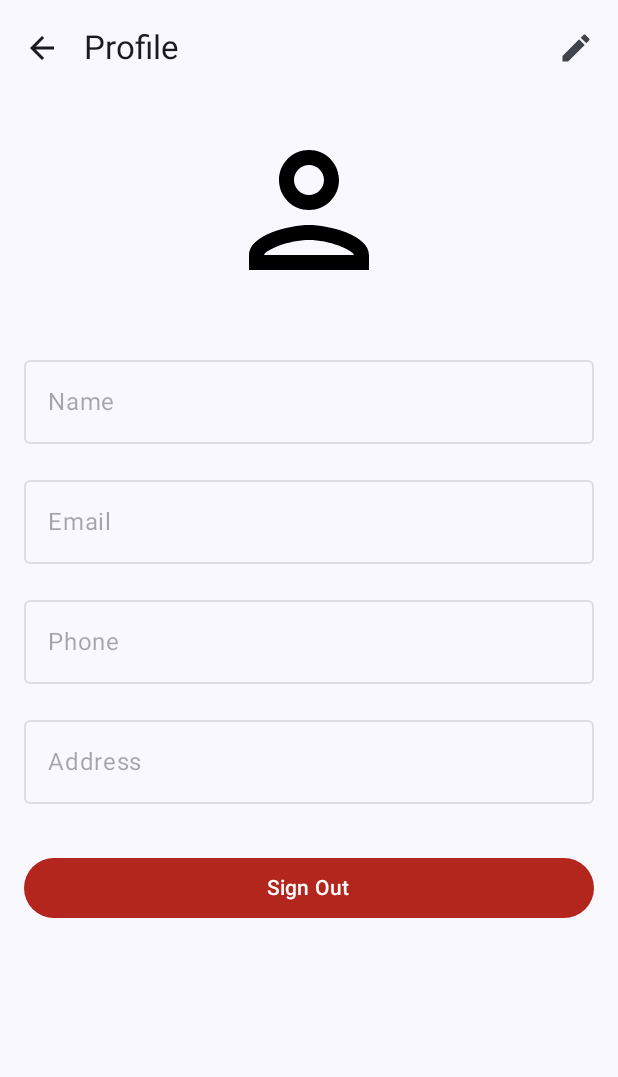
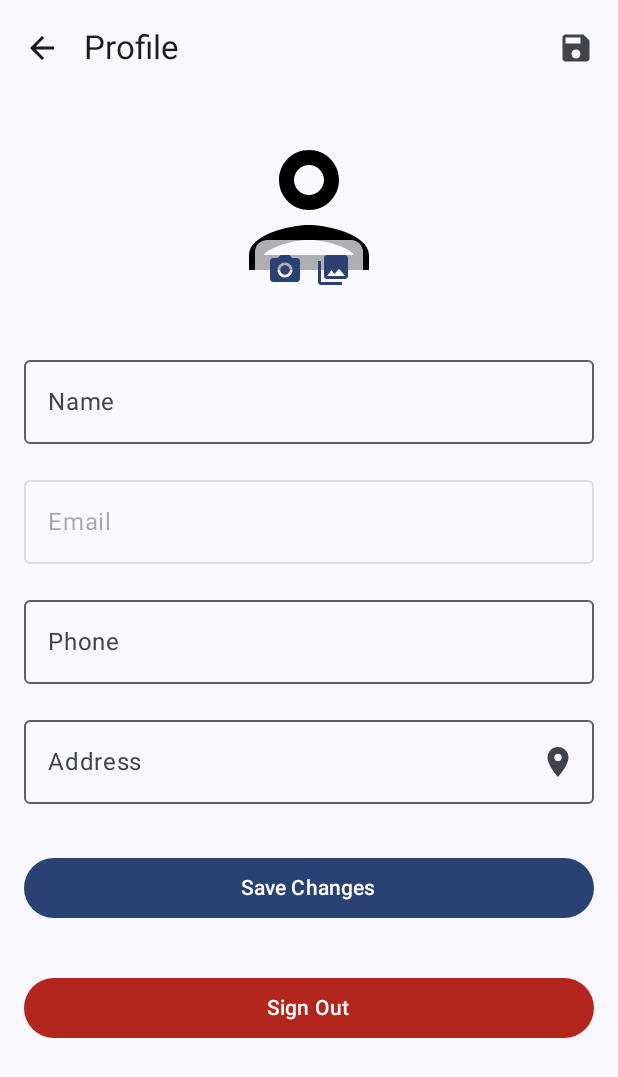
Before and after one commit to Prashanthreddy0123/S3253352, an Android app built with Jetpack Compose: the ProfileScreen screen opened through its navigation route, after a tap on "Edit", on a phone screen of 412 x 824 dp. Shown: the top 1077 px of the screen. Run offline under Robolectric (Android 15) with nearby library versions, the phone set to English and light mode, and no system bars; our stand-ins replace Dagger/Hilt's generated code, Firebase (no records; nobody signed in at launch, a user with empty details on screens opened directly), Room's generated code; network calls fail; pictures from the network do not load; 1 other tap on this screen came first.

Commit message:
commit 17

```diff
--- a/app/src/main/java/uk/ac/tees/mad/estore/di/AppModule.kt
+++ b/app/src/main/java/uk/ac/tees/mad/estore/di/AppModule.kt
@@ -40,8 +40,8 @@ object AppModule {
 
     @Provides
     @Singleton
-    fun provideAuthRepository(auth: FirebaseAuth): AuthRepository =
-        AuthRepositoryImpl(auth)
+    fun provideAuthRepository(auth: FirebaseAuth, firestore: FirebaseFirestore): AuthRepository =
+        AuthRepositoryImpl(auth, firestore)
 
     @Provides
     @Singleton
--- a/app/src/main/java/uk/ac/tees/mad/estore/ui/screens/profile/ProfileScreen.kt
+++ b/app/src/main/java/uk/ac/tees/mad/estore/ui/screens/profile/ProfileScreen.kt
@@ -1,6 +1,9 @@
 package uk.ac.tees.mad.estore.ui.screens.profile
 
+import android.Manifest
 import android.net.Uri
+import androidx.activity.compose.rememberLauncherForActivityResult
+import androidx.activity.result.contract.ActivityResultContracts
 import androidx.compose.foundation.Image
 import androidx.compose.foundation.background
 import androidx.compose.foundation.layout.Arrangement
@@ -19,9 +22,12 @@ import androidx.compose.foundation.verticalScroll
 import androidx.compose.material.icons.Icons
 import androidx.compose.material.icons.filled.ArrowBack
 import androidx.compose.material.icons.filled.Edit
+import androidx.compose.material.icons.filled.LocationOn
 import androidx.compose.material.icons.filled.PhotoCamera
 import androidx.compose.material.icons.filled.PhotoLibrary
+import androidx.compose.material.icons.filled.Save
 import androidx.compose.material.icons.outlined.Person
+import androidx.compose.material3.AlertDialog
 import androidx.compose.material3.Button
 import androidx.compose.material3.ButtonDefaults
 import androidx.compose.material3.CircularProgressIndicator
@@ -32,6 +38,7 @@ import androidx.compose.material3.MaterialTheme
 import androidx.compose.material3.OutlinedTextField
 import androidx.compose.material3.Scaffold
 import androidx.compose.material3.Text
+import androidx.compose.material3.TextButton
 import androidx.compose.material3.TopAppBar
 import androidx.compose.runtime.Composable
 import androidx.compose.runtime.collectAsState
@@ -46,6 +53,8 @@ import androidx.compose.ui.unit.dp
 import androidx.hilt.navigation.compose.hiltViewModel
 import androidx.navigation.NavHostController
 import coil.compose.AsyncImage
+import uk.ac.tees.mad.estore.Screen
+
 
 @OptIn(ExperimentalMaterial3Api::class)
 @Composable
@@ -55,7 +64,27 @@ fun ProfileScreen(
 ) {
     val uiState by viewModel.uiState.collectAsState()
     val context = LocalContext.current
+    val photoPickerLauncher = rememberLauncherForActivityResult(
+        contract = ActivityResultContracts.GetContent()
+    ) { uri: Uri? ->
+        uri?.let { viewModel.updateProfilePicture(it) }
+    }
 
+    val cameraLauncher = rememberLauncherForActivityResult(
+        contract = ActivityResultContracts.TakePicture()
+    ) { success ->
+        if (success) {
+            viewModel.refreshProfilePicture()
+        }
+    }
+
+    val permissionLauncher = rememberLauncherForActivityResult(
+        ActivityResultContracts.RequestPermission()
+    ) { isGranted: Boolean ->
+        if (isGranted) {
+            viewModel.launchCamera(context, cameraLauncher)
+        }
+    }
 
     Scaffold(
         topBar = {
@@ -67,11 +96,15 @@ fun ProfileScreen(
                     }
                 },
                 actions = {
-
-                    IconButton(onClick = { }) {
-                        Icon(Icons.Default.Edit, contentDescription = "Edit")
+                    if (uiState.isEditing) {
+                        IconButton(onClick = { viewModel.saveChanges() }) {
+                            Icon(Icons.Default.Save, contentDescription = "Save")
+                        }
+                    } else {
+                        IconButton(onClick = { viewModel.startEditing() }) {
+                            Icon(Icons.Default.Edit, contentDescription = "Edit")
+                        }
                     }
-
                 }
             )
         }
@@ -97,21 +130,22 @@ fun ProfileScreen(
                     imageUri = uiState.profilePictureUri,
                     isEditing = uiState.isEditing,
                     onCameraClick = {
-
+                        permissionLauncher.launch(Manifest.permission.CAMERA)
                     },
                     onGalleryClick = {
-
+                        photoPickerLauncher.launch("image/*")
                     }
                 )
 
                 ProfileDetailsSection(
                     uiState = uiState,
-                    onValueChange = viewModel::updateField
+                    onValueChange = viewModel::updateField,
+                    getLocation = { viewModel.getCurrentLocation(context) }
                 )
 
                 if (uiState.isEditing) {
                     Button(
-                        onClick = { },
+                        onClick = { viewModel.saveChanges() },
                         modifier = Modifier
                             .fillMaxWidth()
                             .padding(16.dp)
@@ -121,7 +155,12 @@ fun ProfileScreen(
                 }
 
                 Button(
-                    onClick = { },
+                    onClick = {
+                        viewModel.signOut()
+                        navController.navigate("login") {
+                            popUpTo(Screen.Profile.route) { inclusive = true }
+                        }
+                    },
                     modifier = Modifier
                         .fillMaxWidth()
                         .padding(16.dp),
@@ -133,6 +172,20 @@ fun ProfileScreen(
                 }
             }
         }
+    }
+
+    // Show error dialog if there's an error
+    if (uiState.error != null) {
+        AlertDialog(
+            onDismissRequest = { viewModel.clearError() },
+            title = { Text("Error") },
+            text = { Text(uiState.error!!) },
+            confirmButton = {
+                TextButton(onClick = { viewModel.clearError() }) {
+                    Text("OK")
+                }
+            }
+        )
     }
 }
 
@@ -206,7 +259,8 @@ fun ProfileImageSection(
 @Composable
 fun ProfileDetailsSection(
     uiState: ProfileUiState,
-    onValueChange: (ProfileUiState) -> Unit
+    onValueChange: (ProfileUiState) -> Unit,
+    getLocation: () -> Unit
 ) {
     Column(
         modifier = Modifier
@@ -244,6 +298,18 @@ fun ProfileDetailsSection(
             onValueChange = { onValueChange(uiState.copy(address = it)) },
             label = { Text("Address") },
             modifier = Modifier.fillMaxWidth(),
+            trailingIcon = {
+                if (uiState.isLoadingLocation) {
+                    CircularProgressIndicator(
+                        modifier = Modifier.size(24.dp),
+                        strokeWidth = 2.dp
+                    )
+                } else {
+                    IconButton(onClick = getLocation, enabled = uiState.isEditing) {
+                        Icon(Icons.Default.LocationOn, contentDescription = "Location")
+                    }
+                }
+            },
             enabled = uiState.isEditing,
             maxLines = 3
         )
--- /dev/null
+++ b/app/src/main/res/xml/file_paths.xml
@@ -0,0 +1,6 @@
+<?xml version="1.0" encoding="utf-8"?>
+<paths>
+    <external-files-path
+        name="images"
+        path="Pictures" />
+</paths>
```
Also changed, not shown: app/src/main/AndroidManifest.xml (+14 -0 lines), app/src/main/java/uk/ac/tees/mad/estore/repository/AuthRepositoryImpl.kt (+9 -1 lines), app/src/main/java/uk/ac/tees/mad/estore/ui/screens/profile/ProfileViewModel.kt (+66 -22 lines).
